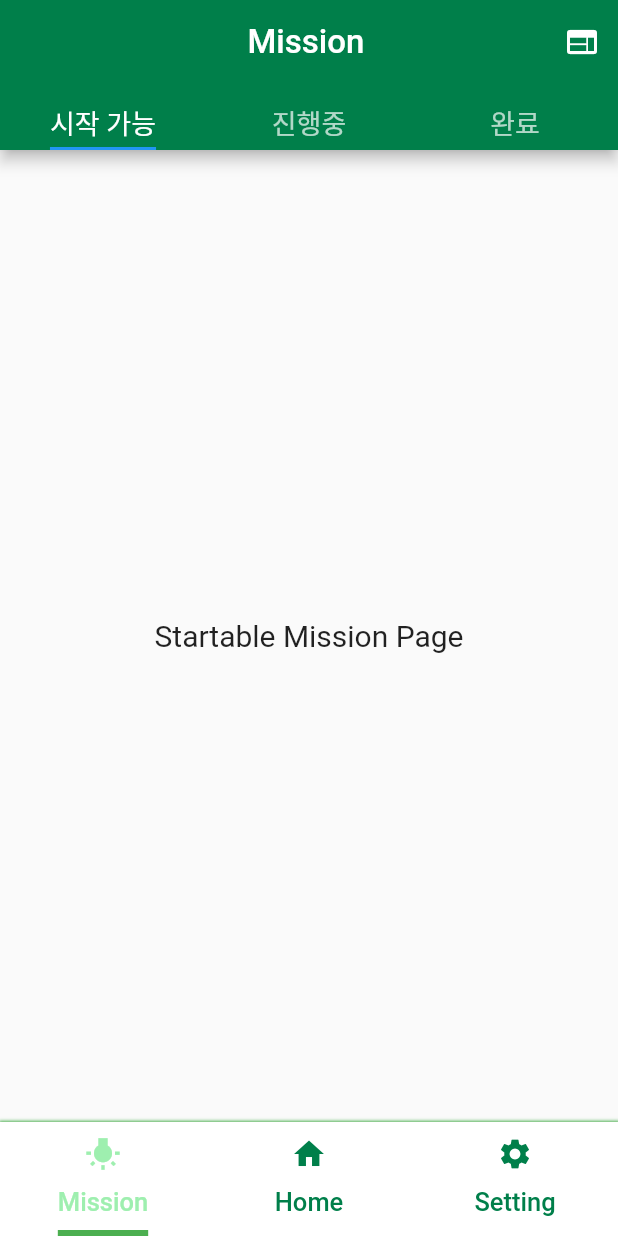
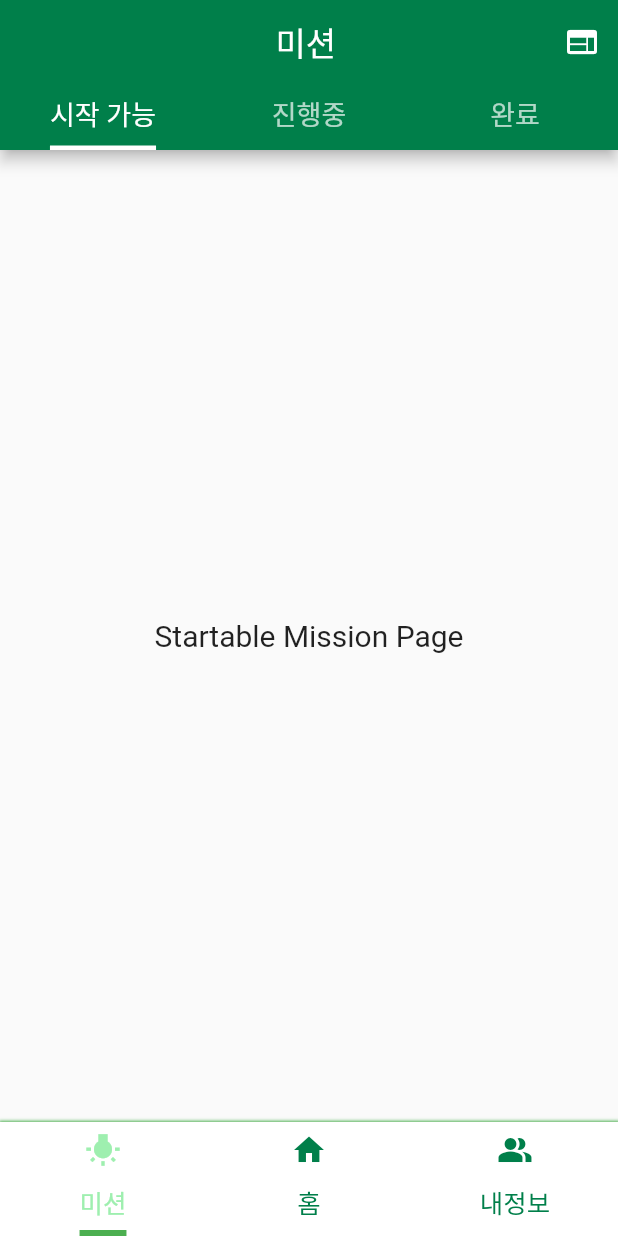
Before and after one commit to Walkreen/Frontend, a Flutter app: the MainPage screen opened by its route, on a phone screen of 412 x 824 dp. Run offline on Flutter 3.47's test engine with Material 2 defaults, Android fonts, the phone set to English and light mode, and no system bars; our stand-ins replace animated_splash_screen, flutter_holo_date_picker, fluttertoast.

Commit message:
Mission 화면 tabbar 구현

```diff
--- a/lib/MainScreen/MainPage.dart
+++ b/lib/MainScreen/MainPage.dart
@@ -44,15 +44,15 @@ class _MainPageState extends State<MainPage> {
                 tabs: [
                   Tab(
                     icon: Icon(Icons.wb_incandescent),
-                    text: 'Mission',
+                    text: '미션',
                   ),
                   Tab(
                     icon: Icon(Icons.home),
-                    text: 'Home',
+                    text: '홈',
                   ),
                   Tab(
-                    icon: Icon(Icons.settings),
-                    text: 'Setting',
+                    icon: Icon(Icons.people_alt),
+                    text: '내정보',
                   )
                 ]),
           ),
--- a/lib/MainScreen/Mission/MissionPage.dart
+++ b/lib/MainScreen/Mission/MissionPage.dart
@@ -26,29 +26,31 @@ class _MissionPageState extends State<MissionPage> {
             ],
             backgroundColor: Color(0xFF007F4A),
             automaticallyImplyLeading: false,
-            title:  const Center(child: Text("\t\t\t\t\t\t  Mission",
+            title:  const Center(child: Text("\t\t\t\t\t\t  미션",
             style: TextStyle(
               fontSize: 22.0
             ),)),
             bottom: TabBar(
               indicatorSize: TabBarIndicatorSize.label,
+              indicatorColor: Colors.white,
+              indicatorWeight: 3,
               tabs: [
                 Container(
-                  height: 30.0,
+                  height: 35.0,
                   child: Text("시작 가능",
                   style: TextStyle(
                     fontSize: 18.0
                   ),),
                 ),
                 Container(
-                  height: 30.0,
+                  height: 35.0,
                   child: Text("진행중",
                     style: TextStyle(
                         fontSize: 18.0
                     ),),
                 ),
                 Container(
-                  height: 30.0,
+                  height: 35.0,
                   child: Text("완료",
                     style: TextStyle(
                         fontSize: 18.0
--- a/lib/MainScreen/SettingPage.dart
+++ b/lib/MainScreen/SettingPage.dart
@@ -12,7 +12,7 @@ class _SettingPageState extends State<SettingPage> {
   Widget build(BuildContext context) {
     return const Scaffold(
       body: Center(
-        child: Text("setting Page",
+        child: Text("user Page",
           style: TextStyle(
               fontSize: 20.0
           ),),
```
